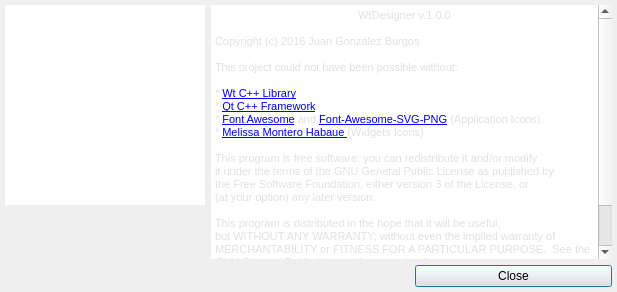
Old version of the form src/main/dialogs/dialogabout/dialogabout.ui in the repository juangburgos/WtDesigner.
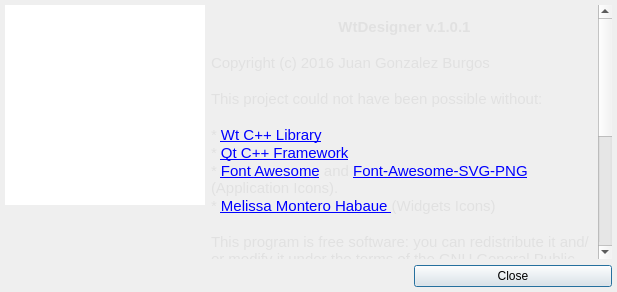
New version of the form. Icons and pictures are not drawn.

Commit message: Linux port and general bug fixes.

The edit to the form file:
```diff
--- a/src/main/dialogs/dialogabout/dialogabout.ui
+++ b/src/main/dialogs/dialogabout/dialogabout.ui
@@ -74,8 +74,8 @@
        <rect>
         <x>0</x>
         <y>0</y>
-        <width>401</width>
-        <height>253</height>
+        <width>384</width>
+        <height>499</height>
        </rect>
       </property>
       <layout class="QGridLayout" name="gridLayout_2">
@@ -92,47 +92,38 @@
         <number>0</number>
        </property>
        <item row="0" column="0">
-        <widget class="QTextEdit" name="textEdit">
-         <property name="frameShape">
-          <enum>QFrame::NoFrame</enum>
-         </property>
-         <property name="lineWidth">
-          <number>0</number>
-         </property>
-         <property name="undoRedoEnabled">
-          <bool>false</bool>
-         </property>
-         <property name="readOnly">
-          <bool>true</bool>
-         </property>
-         <property name="html">
+        <widget class="QLabel" name="label">
+         <property name="text">
           <string>&lt;!DOCTYPE HTML PUBLIC &quot;-//W3C//DTD HTML 4.0//EN&quot; &quot;http://www.w3.org/TR/REC-html40/strict.dtd&quot;&gt;
 &lt;html&gt;&lt;head&gt;&lt;meta name=&quot;qrichtext&quot; content=&quot;1&quot; /&gt;&lt;style type=&quot;text/css&quot;&gt;
 p, li { white-space: pre-wrap; }
-&lt;/style&gt;&lt;/head&gt;&lt;body style=&quot; font-family:'MS Shell Dlg 2'; font-size:8.25pt; font-weight:400; font-style:normal;&quot;&gt;
-&lt;p align=&quot;center&quot; style=&quot; margin-top:0px; margin-bottom:0px; margin-left:0px; margin-right:0px; -qt-block-indent:0; text-indent:0px;&quot;&gt;&lt;span style=&quot; font-family:'Arial,Helvetica,sans'; font-size:8pt; color:#e1e1e1;&quot;&gt;WtDesigner v.1.0.0&lt;/span&gt;&lt;/p&gt;
-&lt;p style=&quot;-qt-paragraph-type:empty; margin-top:0px; margin-bottom:0px; margin-left:0px; margin-right:0px; -qt-block-indent:0; text-indent:0px; font-family:'Arial,Helvetica,sans'; font-size:8pt; color:#e1e1e1;&quot;&gt;&lt;br /&gt;&lt;/p&gt;
-&lt;p style=&quot; margin-top:0px; margin-bottom:0px; margin-left:0px; margin-right:0px; -qt-block-indent:0; text-indent:0px;&quot;&gt;&lt;span style=&quot; color:#e1e1e1;&quot;&gt;Copyright (c) 2016 Juan Gonzalez Burgos&lt;/span&gt;&lt;/p&gt;
-&lt;p style=&quot;-qt-paragraph-type:empty; margin-top:0px; margin-bottom:0px; margin-left:0px; margin-right:0px; -qt-block-indent:0; text-indent:0px; color:#e1e1e1;&quot;&gt;&lt;br /&gt;&lt;/p&gt;
-&lt;p style=&quot; margin-top:0px; margin-bottom:0px; margin-left:0px; margin-right:0px; -qt-block-indent:0; text-indent:0px;&quot;&gt;&lt;span style=&quot; color:#e1e1e1;&quot;&gt;This project could not have been possible without:&lt;/span&gt;&lt;/p&gt;
-&lt;p style=&quot;-qt-paragraph-type:empty; margin-top:0px; margin-bottom:0px; margin-left:0px; margin-right:0px; -qt-block-indent:0; text-indent:0px; color:#e1e1e1;&quot;&gt;&lt;br /&gt;&lt;/p&gt;
-&lt;p style=&quot; margin-top:0px; margin-bottom:0px; margin-left:0px; margin-right:0px; -qt-block-indent:0; text-indent:0px;&quot;&gt;&lt;span style=&quot; color:#e1e1e1;&quot;&gt;* &lt;/span&gt;&lt;a href=&quot;http://www.webtoolkit.eu/wt&quot;&gt;&lt;span style=&quot; font-size:8pt; text-decoration: underline; color:#0000ff;&quot;&gt;Wt C++ Library&lt;/span&gt;&lt;/a&gt;&lt;/p&gt;
-&lt;p style=&quot; margin-top:0px; margin-bottom:0px; margin-left:0px; margin-right:0px; -qt-block-indent:0; text-indent:0px;&quot;&gt;&lt;span style=&quot; color:#e1e1e1;&quot;&gt;* &lt;/span&gt;&lt;a href=&quot;http://www.qt.io/&quot;&gt;&lt;span style=&quot; font-size:8pt; text-decoration: underline; color:#0000ff;&quot;&gt;Qt C++ Framework&lt;/span&gt;&lt;/a&gt;&lt;/p&gt;
-&lt;p style=&quot; margin-top:0px; margin-bottom:0px; margin-left:0px; margin-right:0px; -qt-block-indent:0; text-indent:0px;&quot;&gt;&lt;span style=&quot; color:#e1e1e1;&quot;&gt;* &lt;/span&gt;&lt;a href=&quot;https://fortawesome.github.io/Font-Awesome/&quot;&gt;&lt;span style=&quot; font-size:8pt; text-decoration: underline; color:#0000ff;&quot;&gt;Font Awesome&lt;/span&gt;&lt;/a&gt;&lt;span style=&quot; color:#e1e1e1;&quot;&gt; and &lt;/span&gt;&lt;a href=&quot;https://github.com/encharm/Font-Awesome-SVG-PNG&quot;&gt;&lt;span style=&quot; font-size:8pt; text-decoration: underline; color:#0000ff;&quot;&gt;Font-Awesome-SVG-PNG&lt;/span&gt;&lt;/a&gt;&lt;span style=&quot; color:#e1e1e1;&quot;&gt; (Application Icons).&lt;/span&gt;&lt;/p&gt;
-&lt;p style=&quot; margin-top:0px; margin-bottom:0px; margin-left:0px; margin-right:0px; -qt-block-indent:0; text-indent:0px;&quot;&gt;&lt;span style=&quot; color:#e1e1e1;&quot;&gt;* &lt;/span&gt;&lt;a href=&quot;http://mmhabaue.wix.com/portfolio&quot;&gt;&lt;span style=&quot; font-size:8pt; text-decoration: underline; color:#0000ff;&quot;&gt;Melissa Montero Habaue &lt;/span&gt;&lt;/a&gt;&lt;span style=&quot; color:#e1e1e1;&quot;&gt;(Widgets Icons)&lt;/span&gt;&lt;/p&gt;
-&lt;p style=&quot;-qt-paragraph-type:empty; margin-top:0px; margin-bottom:0px; margin-left:0px; margin-right:0px; -qt-block-indent:0; text-indent:0px; color:#e1e1e1;&quot;&gt;&lt;br /&gt;&lt;/p&gt;
-&lt;p style=&quot; margin-top:0px; margin-bottom:0px; margin-left:0px; margin-right:0px; -qt-block-indent:0; text-indent:0px;&quot;&gt;&lt;span style=&quot; color:#e1e1e1;&quot;&gt;This program is free software: you can redistribute it and/or modify&lt;/span&gt;&lt;/p&gt;
-&lt;p style=&quot; margin-top:0px; margin-bottom:0px; margin-left:0px; margin-right:0px; -qt-block-indent:0; text-indent:0px;&quot;&gt;&lt;span style=&quot; color:#e1e1e1;&quot;&gt;it under the terms of the GNU General Public License as published by&lt;/span&gt;&lt;/p&gt;
-&lt;p style=&quot; margin-top:0px; margin-bottom:0px; margin-left:0px; margin-right:0px; -qt-block-indent:0; text-indent:0px;&quot;&gt;&lt;span style=&quot; color:#e1e1e1;&quot;&gt;the Free Software Foundation, either version 3 of the License, or&lt;/span&gt;&lt;/p&gt;
-&lt;p style=&quot; margin-top:0px; margin-bottom:0px; margin-left:0px; margin-right:0px; -qt-block-indent:0; text-indent:0px;&quot;&gt;&lt;span style=&quot; color:#e1e1e1;&quot;&gt;(at your option) any later version.&lt;/span&gt;&lt;/p&gt;
-&lt;p style=&quot;-qt-paragraph-type:empty; margin-top:0px; margin-bottom:0px; margin-left:0px; margin-right:0px; -qt-block-indent:0; text-indent:0px; color:#e1e1e1;&quot;&gt;&lt;br /&gt;&lt;/p&gt;
-&lt;p style=&quot; margin-top:0px; margin-bottom:0px; margin-left:0px; margin-right:0px; -qt-block-indent:0; text-indent:0px;&quot;&gt;&lt;span style=&quot; color:#e1e1e1;&quot;&gt;This program is distributed in the hope that it will be useful,&lt;/span&gt;&lt;/p&gt;
-&lt;p style=&quot; margin-top:0px; margin-bottom:0px; margin-left:0px; margin-right:0px; -qt-block-indent:0; text-indent:0px;&quot;&gt;&lt;span style=&quot; color:#e1e1e1;&quot;&gt;but WITHOUT ANY WARRANTY; without even the implied warranty of&lt;/span&gt;&lt;/p&gt;
-&lt;p style=&quot; margin-top:0px; margin-bottom:0px; margin-left:0px; margin-right:0px; -qt-block-indent:0; text-indent:0px;&quot;&gt;&lt;span style=&quot; color:#e1e1e1;&quot;&gt;MERCHANTABILITY or FITNESS FOR A PARTICULAR PURPOSE.  See the&lt;/span&gt;&lt;/p&gt;
-&lt;p style=&quot; margin-top:0px; margin-bottom:0px; margin-left:0px; margin-right:0px; -qt-block-indent:0; text-indent:0px;&quot;&gt;&lt;span style=&quot; color:#e1e1e1;&quot;&gt;GNU General Public License for more details.&lt;/span&gt;&lt;/p&gt;
-&lt;p style=&quot;-qt-paragraph-type:empty; margin-top:0px; margin-bottom:0px; margin-left:0px; margin-right:0px; -qt-block-indent:0; text-indent:0px; color:#e1e1e1;&quot;&gt;&lt;br /&gt;&lt;/p&gt;
-&lt;p style=&quot; margin-top:0px; margin-bottom:0px; margin-left:0px; margin-right:0px; -qt-block-indent:0; text-indent:0px;&quot;&gt;&lt;span style=&quot; color:#e1e1e1;&quot;&gt;You should have received a copy of the GNU General Public License&lt;/span&gt;&lt;/p&gt;
-&lt;p style=&quot; margin-top:0px; margin-bottom:0px; margin-left:0px; margin-right:0px; -qt-block-indent:0; text-indent:0px;&quot;&gt;&lt;span style=&quot; color:#e1e1e1;&quot;&gt;along with this program.  If not, see &amp;lt;http://www.gnu.org/licenses/&amp;gt;.&lt;/span&gt;&lt;/p&gt;&lt;/body&gt;&lt;/html&gt;</string>
+&lt;/style&gt;&lt;/head&gt;&lt;body style=&quot; font-family:'MS Shell Dlg 2'; font-size:8pt; font-weight:400; font-style:normal;&quot;&gt;
+&lt;p style=&quot;-qt-paragraph-type:empty; margin-top:0px; margin-bottom:0px; margin-left:0px; margin-right:0px; -qt-block-indent:0; text-indent:0px;&quot;&gt;&lt;br /&gt;&lt;/p&gt;
+&lt;p align=&quot;center&quot; style=&quot; margin-top:0px; margin-bottom:0px; margin-left:0px; margin-right:0px; -qt-block-indent:0; text-indent:0px;&quot;&gt;&lt;span style=&quot; font-family:'Arial,Helvetica,sans'; font-size:11pt; font-weight:600; color:#e1e1e1;&quot;&gt;WtDesigner v.1.0.1&lt;/span&gt;&lt;/p&gt;
+&lt;p style=&quot;-qt-paragraph-type:empty; margin-top:0px; margin-bottom:0px; margin-left:0px; margin-right:0px; -qt-block-indent:0; text-indent:0px; font-size:11pt;&quot;&gt;&lt;br /&gt;&lt;/p&gt;
+&lt;p style=&quot; margin-top:0px; margin-bottom:0px; margin-left:0px; margin-right:0px; -qt-block-indent:0; text-indent:0px;&quot;&gt;&lt;span style=&quot; font-size:11pt; color:#e1e1e1;&quot;&gt;Copyright (c) 2016 Juan Gonzalez Burgos&lt;/span&gt;&lt;/p&gt;
+&lt;p style=&quot;-qt-paragraph-type:empty; margin-top:0px; margin-bottom:0px; margin-left:0px; margin-right:0px; -qt-block-indent:0; text-indent:0px; font-size:11pt;&quot;&gt;&lt;br /&gt;&lt;/p&gt;
+&lt;p style=&quot; margin-top:0px; margin-bottom:0px; margin-left:0px; margin-right:0px; -qt-block-indent:0; text-indent:0px;&quot;&gt;&lt;span style=&quot; font-size:11pt; color:#e1e1e1;&quot;&gt;This project could not have been possible without:&lt;/span&gt;&lt;/p&gt;
+&lt;p style=&quot;-qt-paragraph-type:empty; margin-top:0px; margin-bottom:0px; margin-left:0px; margin-right:0px; -qt-block-indent:0; text-indent:0px; font-size:11pt;&quot;&gt;&lt;br /&gt;&lt;/p&gt;
+&lt;p style=&quot; margin-top:0px; margin-bottom:0px; margin-left:0px; margin-right:0px; -qt-block-indent:0; text-indent:0px;&quot;&gt;&lt;span style=&quot; font-size:11pt; color:#e1e1e1;&quot;&gt;* &lt;/span&gt;&lt;a href=&quot;http://www.webtoolkit.eu/wt&quot;&gt;&lt;span style=&quot; font-size:11pt; text-decoration: underline; color:#0000ff;&quot;&gt;Wt C++ Library&lt;/span&gt;&lt;/a&gt;&lt;/p&gt;
+&lt;p style=&quot; margin-top:0px; margin-bottom:0px; margin-left:0px; margin-right:0px; -qt-block-indent:0; text-indent:0px;&quot;&gt;&lt;span style=&quot; font-size:11pt; color:#e1e1e1;&quot;&gt;* &lt;/span&gt;&lt;a href=&quot;http://www.qt.io/&quot;&gt;&lt;span style=&quot; font-size:11pt; text-decoration: underline; color:#0000ff;&quot;&gt;Qt C++ Framework&lt;/span&gt;&lt;/a&gt;&lt;/p&gt;
+&lt;p style=&quot; margin-top:0px; margin-bottom:0px; margin-left:0px; margin-right:0px; -qt-block-indent:0; text-indent:0px;&quot;&gt;&lt;span style=&quot; font-size:11pt; color:#e1e1e1;&quot;&gt;* &lt;/span&gt;&lt;a href=&quot;https://fortawesome.github.io/Font-Awesome/&quot;&gt;&lt;span style=&quot; font-size:11pt; text-decoration: underline; color:#0000ff;&quot;&gt;Font Awesome&lt;/span&gt;&lt;/a&gt;&lt;span style=&quot; font-size:11pt; color:#e1e1e1;&quot;&gt; and &lt;/span&gt;&lt;a href=&quot;https://github.com/encharm/Font-Awesome-SVG-PNG&quot;&gt;&lt;span style=&quot; font-size:11pt; text-decoration: underline; color:#0000ff;&quot;&gt;Font-Awesome-SVG-PNG&lt;/span&gt;&lt;/a&gt;&lt;span style=&quot; font-size:11pt; color:#e1e1e1;&quot;&gt; (Application Icons).&lt;/span&gt;&lt;/p&gt;
+&lt;p style=&quot; margin-top:0px; margin-bottom:0px; margin-left:0px; margin-right:0px; -qt-block-indent:0; text-indent:0px;&quot;&gt;&lt;span style=&quot; font-size:11pt; color:#e1e1e1;&quot;&gt;* &lt;/span&gt;&lt;a href=&quot;http://mmhabaue.wix.com/portfolio&quot;&gt;&lt;span style=&quot; font-size:11pt; text-decoration: underline; color:#0000ff;&quot;&gt;Melissa Montero Habaue &lt;/span&gt;&lt;/a&gt;&lt;span style=&quot; font-size:11pt; color:#e1e1e1;&quot;&gt;(Widgets Icons)&lt;/span&gt;&lt;/p&gt;
+&lt;p style=&quot;-qt-paragraph-type:empty; margin-top:0px; margin-bottom:0px; margin-left:0px; margin-right:0px; -qt-block-indent:0; text-indent:0px; font-size:11pt;&quot;&gt;&lt;br /&gt;&lt;/p&gt;
+&lt;p style=&quot; margin-top:0px; margin-bottom:0px; margin-left:0px; margin-right:0px; -qt-block-indent:0; text-indent:0px;&quot;&gt;&lt;span style=&quot; font-size:11pt; color:#e1e1e1;&quot;&gt;This program is free software: you can redistribute it and/or modify it under the terms of the GNU General Public License as published by the Free Software Foundation, either version 3 of the License, or (at your option) any later version.&lt;/span&gt;&lt;/p&gt;
+&lt;p style=&quot;-qt-paragraph-type:empty; margin-top:0px; margin-bottom:0px; margin-left:0px; margin-right:0px; -qt-block-indent:0; text-indent:0px; font-size:11pt;&quot;&gt;&lt;br /&gt;&lt;/p&gt;
+&lt;p style=&quot; margin-top:0px; margin-bottom:0px; margin-left:0px; margin-right:0px; -qt-block-indent:0; text-indent:0px;&quot;&gt;&lt;span style=&quot; font-size:11pt; color:#e1e1e1;&quot;&gt;This program is distributed in the hope that it will be useful, but WITHOUT ANY WARRANTY; without even the implied warranty of MERCHANTABILITY or FITNESS FOR A PARTICULAR PURPOSE.  See the GNU General Public License for more details.&lt;/span&gt;&lt;/p&gt;
+&lt;p style=&quot;-qt-paragraph-type:empty; margin-top:0px; margin-bottom:0px; margin-left:0px; margin-right:0px; -qt-block-indent:0; text-indent:0px; font-size:11pt;&quot;&gt;&lt;br /&gt;&lt;/p&gt;
+&lt;p style=&quot; margin-top:0px; margin-bottom:0px; margin-left:0px; margin-right:0px; -qt-block-indent:0; text-indent:0px;&quot;&gt;&lt;span style=&quot; font-size:11pt; color:#e1e1e1;&quot;&gt;You should have received a copy of the GNU General Public License along with this program.  If not, see &amp;lt;http://www.gnu.org/licenses/&amp;gt;.&lt;/span&gt;&lt;/p&gt;&lt;/body&gt;&lt;/html&gt;</string>
+         </property>
+         <property name="wordWrap">
+          <bool>true</bool>
+         </property>
+         <property name="openExternalLinks">
+          <bool>true</bool>
+         </property>
+         <property name="textInteractionFlags">
+          <set>Qt::TextBrowserInteraction</set>
          </property>
         </widget>
        </item>
```
The commit also changes 3 other files.
